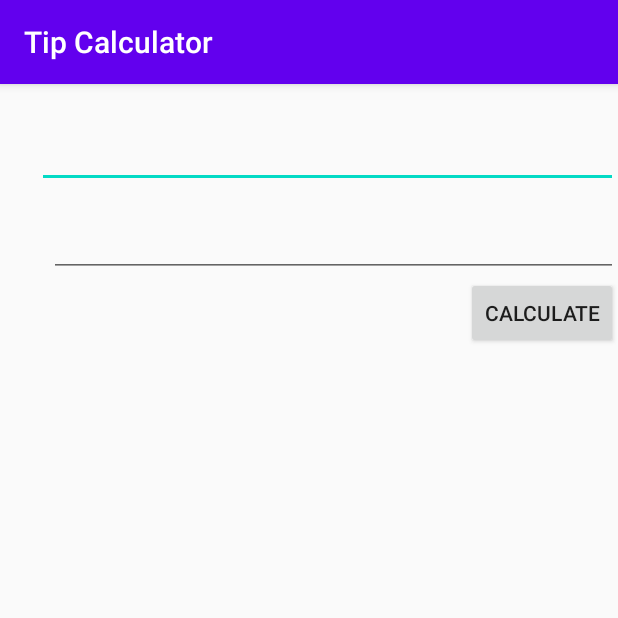
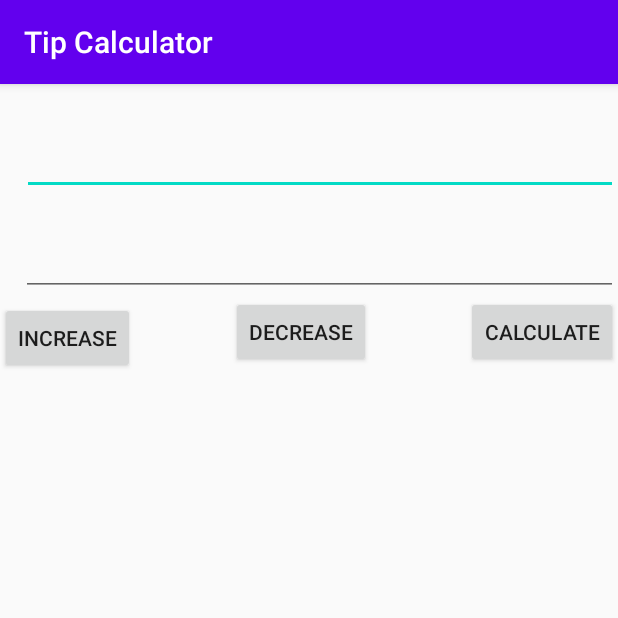
Before and after one commit to UmairJibran/android, an Android app: the screen it shows after launch (MainActivity), on a phone screen of 412 x 824 dp, the top half of it. Run offline under Robolectric (Android 15) with nearby library versions, the phone set to English and light mode, and no system bars.

Commit message:
add percentage increase and decrease

```diff
--- a/labassignment3/app/src/main/res/values/strings.xml
+++ b/labassignment3/app/src/main/res/values/strings.xml
@@ -1,4 +1,6 @@
 <resources>
     <string name="app_name">Tip Calculator</string>
     <string name="calculate">Calculate</string>
+    <string name="decrease">Decrease</string>
+    <string name="increase">Increase</string>
 </resources>
--- a/labassignment3a/app/src/main/java/com/example/tipcalculator/MainActivity.java
+++ b/labassignment3a/app/src/main/java/com/example/tipcalculator/MainActivity.java
@@ -12,7 +12,7 @@ import static java.lang.Float.parseFloat;
 
 public class MainActivity extends AppCompatActivity {
 
-    Button calculate;
+    Button calculate,increase,decrease;
     EditText bill, percentageOf;
     TextView result;
 
@@ -21,6 +21,8 @@ public class MainActivity extends AppCompatActivity {
         super.onCreate(savedInstanceState);
         setContentView(R.layout.activity_main);
         calculate = findViewById(R.id.calculateButton);
+        decrease = findViewById(R.id.decreasePercentage);
+        increase = findViewById(R.id.increasePercentage);
         bill = findViewById(R.id.bill);
         percentageOf = findViewById(R.id.percentageOf);
         result = findViewById(R.id.result);
@@ -30,7 +32,23 @@ public class MainActivity extends AppCompatActivity {
             public void onClick(View v) {
                 float billF = parseFloat(bill.getText().toString());
                 float percentageF = parseFloat(percentageOf.getText().toString());
-                result.setText((percentageF / 100 * billF) + "");
+                result.setText(percentageF + "% of " + billF + " is " + (percentageF / 100 * billF));
+            }
+        });
+        increase.setOnClickListener(new View.OnClickListener() {
+            @Override
+            public void onClick(View v) {
+                float billF = parseFloat(bill.getText().toString());
+                float percentageF = parseFloat(percentageOf.getText().toString());
+                result.setText(percentageF + "% increase in " + billF + " is " + ( billF + (percentageF / 100 * billF)));
+            }
+        });
+        decrease.setOnClickListener(new View.OnClickListener() {
+            @Override
+            public void onClick(View v) {
+                float billF = parseFloat(bill.getText().toString());
+                float percentageF = parseFloat(percentageOf.getText().toString());
+                result.setText(percentageF + "% decrease in " + billF + " is " + ( billF - (percentageF / 100 * billF)));
             }
         });
 
--- a/labassignment3a/app/src/main/res/layout/activity_main.xml
+++ b/labassignment3a/app/src/main/res/layout/activity_main.xml
@@ -8,8 +8,8 @@
 
     <EditText
         android:id="@+id/percentageOf"
-        android:layout_width="387dp"
-        android:layout_height="65dp"
+        android:layout_width="397dp"
+        android:layout_height="70dp"
         android:layout_marginTop="4dp"
         android:autofillHints="no"
         android:ems="10"
@@ -21,8 +21,8 @@
 
     <EditText
         android:id="@+id/bill"
-        android:layout_width="379dp"
-        android:layout_height="51dp"
+        android:layout_width="398dp"
+        android:layout_height="59dp"
         android:layout_marginTop="8dp"
         android:autofillHints="no"
         android:ems="10"
@@ -40,6 +40,24 @@
         app:layout_constraintEnd_toEndOf="parent"
         app:layout_constraintTop_toBottomOf="@+id/bill" />
 
+    <Button
+        android:id="@+id/increasePercentage"
+        android:layout_width="wrap_content"
+        android:layout_height="wrap_content"
+        android:layout_marginTop="4dp"
+        android:text="@string/increase"
+        app:layout_constraintStart_toStartOf="parent"
+        app:layout_constraintTop_toBottomOf="@+id/bill" />
+
+    <Button
+        android:id="@+id/decreasePercentage"
+        android:layout_width="wrap_content"
+        android:layout_height="wrap_content"
+        android:text="@string/decrease"
+        app:layout_constraintEnd_toStartOf="@+id/calculateButton"
+        app:layout_constraintStart_toEndOf="@+id/increasePercentage"
+        app:layout_constraintTop_toBottomOf="@+id/bill" />
+
     <TextView
         android:id="@+id/result"
         android:layout_width="wrap_content"
--- a/labassignment3a/app/src/main/res/values/strings.xml
+++ b/labassignment3a/app/src/main/res/values/strings.xml
@@ -1,4 +1,6 @@
 <resources>
     <string name="app_name">Tip Calculator</string>
     <string name="calculate">Calculate</string>
+    <string name="increase">Increase</string>
+    <string name="decrease">Decrease</string>
 </resources>
```
Also changed, not shown: labassignment3/app/src/main/java/com/example/tipcalculator/MainActivity.kt (+13 -1 lines), labassignment3/app/src/main/res/layout/activity_main.xml (+18 -0 lines).
